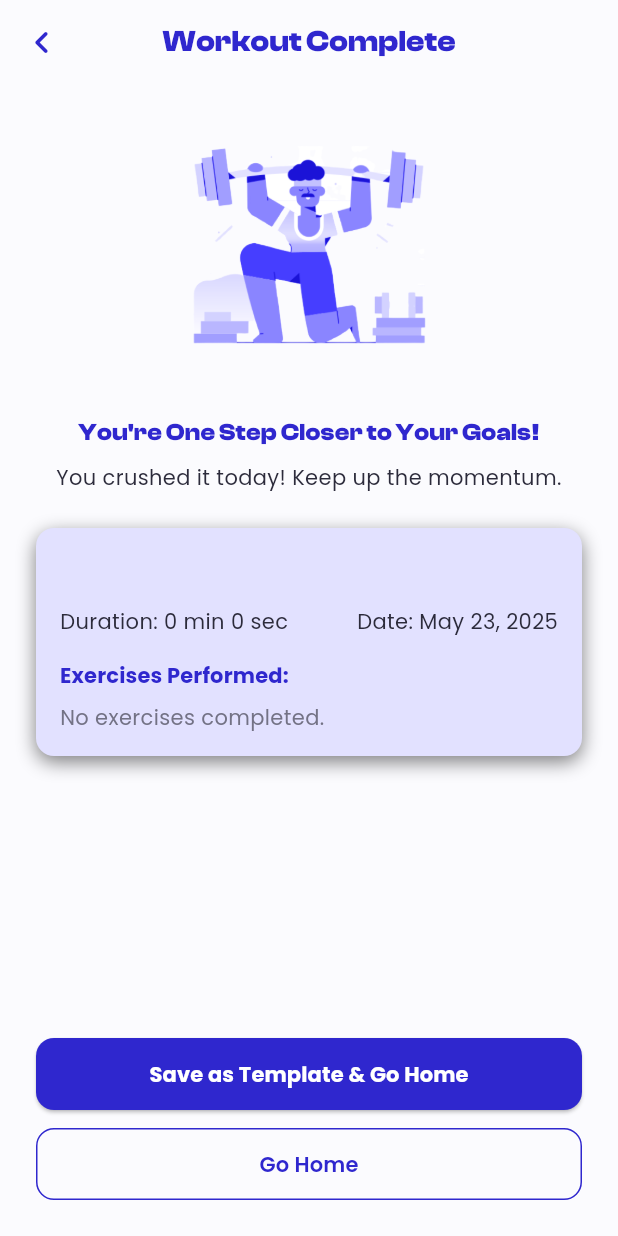
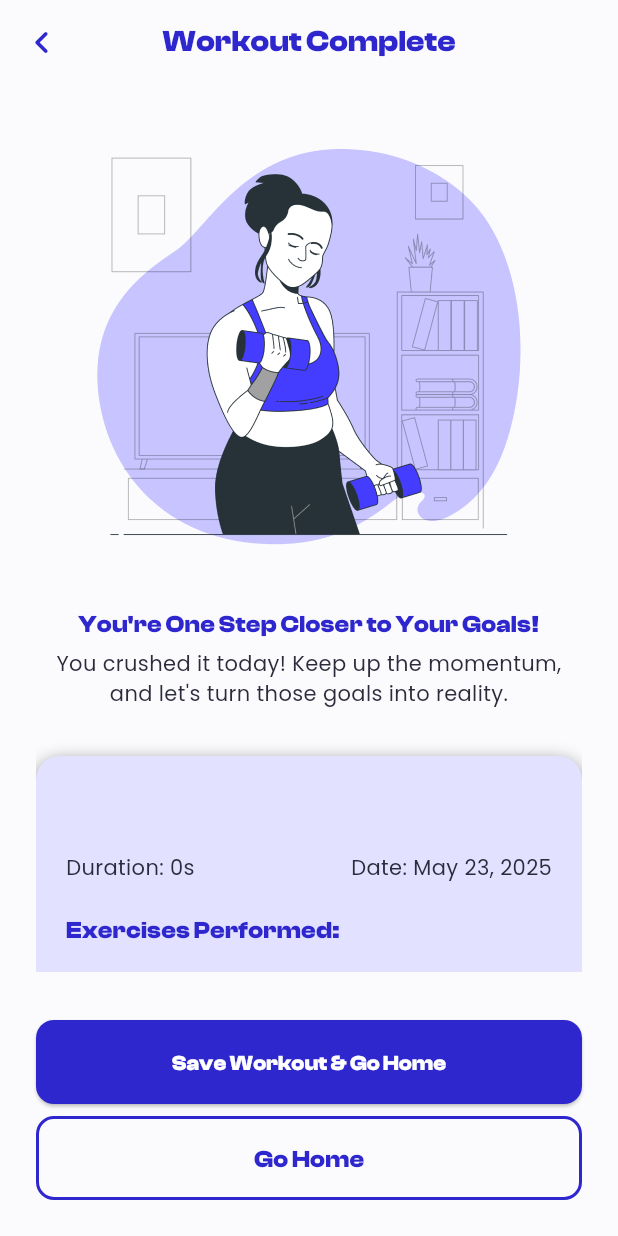
Before and after one commit to Qoqqa/heronfit, a Flutter app: the WorkoutCompleteScreen screen opened directly with empty values, on a phone screen of 412 x 824 dp. Run offline on Flutter 3.47's test engine with Material 3 defaults, Android fonts, the phone set to English and light mode, and no system bars; our stand-ins replace cached_network_image, fl_chart, flutter_dotenv, flutter_riverpod, go_router, google_fonts and 8 more; accounts and stored records are empty; generated files the repository leaves out were written again.

Commit message:
refactor(workout): enhance workout complete screen layout and functionality
- Updated duration display logic to utilize a provider for better formatting.
- Increased image height and adjusted border radius for improved aesthetics.
- Enhanced text messages for clarity and motivation.
- Refined spacing and padding for better layout consistency.
- Updated button styles and text for a more intuitive user experience.

```diff
--- a/lib/features/workout/views/workout_complete_screen.dart
+++ b/lib/features/workout/views/workout_complete_screen.dart
@@ -55,9 +55,9 @@ class WorkoutCompleteScreen extends ConsumerWidget {
   @override
   Widget build(BuildContext context, WidgetRef ref) {
     final DateFormat dateFormat = DateFormat('MMMM d, yyyy'); // Date formatter
+    final formatDuration = ref.watch(formatDurationProvider);
+    final String durationString = formatDuration(workout.duration);
     final String formattedDate = dateFormat.format(workout.timestamp);
-    final String durationString =
-        '${workout.duration.inMinutes} min ${workout.duration.inSeconds.remainder(60)} sec';
 
     return SafeArea(
       child: Scaffold(
@@ -94,37 +94,36 @@ class WorkoutCompleteScreen extends ConsumerWidget {
                       // --- Image and Congrats Message ---
                       Container(
                         width: double.infinity,
-                        height: 180.0, // Adjusted height
+                        height: 300.0,
                         decoration: BoxDecoration(
-                          borderRadius: BorderRadius.circular(8.0),
+                          borderRadius: BorderRadius.circular(16.0),
                         ),
                         child: ClipRRect(
-                          borderRadius: BorderRadius.circular(8.0),
+                          borderRadius: BorderRadius.circular(16.0),
                           child: Image.asset(
-                            'assets/images/workout_complete.png',
+                            'assets/images/workout_complete.webp',
                             fit: BoxFit.contain,
                           ),
                         ),
                       ),
-                      const SizedBox(height: 16.0),
+                      const SizedBox(height: 24.0),
                       Text(
-                        'You\'re One Step Closer to Your Goals!', // Corrected string literal
+                        'You\'re One Step Closer to Your Goals!',
                         style: HeronFitTheme.textTheme.titleMedium?.copyWith(
-                          // Slightly larger
                           color: HeronFitTheme.primary,
                           fontWeight: FontWeight.bold,
                         ),
+                        textAlign: TextAlign.center,
                       ),
-                      const SizedBox(height: 8.0),
+                      const SizedBox(height: 4.0),
                       Text(
-                        'You crushed it today! Keep up the momentum.',
+                        'You crushed it today! Keep up the momentum, and let\'s turn those goals into reality.',
                         textAlign: TextAlign.center,
                         style: HeronFitTheme.textTheme.bodyMedium?.copyWith(
-                          // Slightly larger
                           color: HeronFitTheme.textPrimary,
                         ),
                       ),
-                      const SizedBox(height: 24.0),
+                      const SizedBox(height: 32.0),
 
                       // --- Workout Summary Card ---
                       Container(
@@ -133,33 +132,29 @@ class WorkoutCompleteScreen extends ConsumerWidget {
                           color: HeronFitTheme.bgSecondary,
                           boxShadow: [
                             BoxShadow(
-                              blurRadius: 10.0, // Reduced blur
+                              blurRadius: 10.0,
                               color: HeronFitTheme.dropShadow.withAlpha(
                                 (255 * 0.5).round(),
-                              ), // Use withAlpha
-                              offset: const Offset(0.0, 4.0), // Reduced offset
+                              ),
+                              offset: const Offset(0.0, 4.0),
                             ),
                           ],
-                          borderRadius: BorderRadius.circular(
-                            12.0,
-                          ), // More rounded
+                          borderRadius: BorderRadius.circular(16.0),
                         ),
                         child: Padding(
-                          padding: const EdgeInsets.all(
-                            16.0,
-                          ), // Adjusted padding
+                          padding: const EdgeInsets.all(20.0),
                           child: Column(
                             crossAxisAlignment: CrossAxisAlignment.start,
                             children: [
                               Text(
                                 workout.name,
-                                style: HeronFitTheme.textTheme.titleMedium
+                                style: HeronFitTheme.textTheme.titleLarge
                                     ?.copyWith(
                                       color: HeronFitTheme.primary,
                                       fontWeight: FontWeight.bold,
                                     ),
                               ),
-                              const SizedBox(height: 12.0),
+                              const SizedBox(height: 16.0),
                               Row(
                                 mainAxisAlignment:
                                     MainAxisAlignment.spaceBetween,
@@ -181,20 +176,17 @@ class WorkoutCompleteScreen extends ConsumerWidget {
                                 ],
                               ),
 
-                              const SizedBox(height: 16.0),
+                              const SizedBox(height: 20.0),
                               Text(
                                 'Exercises Performed:',
-                                style: HeronFitTheme.textTheme.labelLarge
+                                style: HeronFitTheme.textTheme.titleMedium
                                     ?.copyWith(
                                       color: HeronFitTheme.primary,
                                       fontWeight: FontWeight.bold,
                                     ),
                               ),
-                              const SizedBox(height: 8.0),
-                              // Display detailed exercises with sets/reps
-                              // Filter exercises to show only those with completed sets on the summary
+                              const SizedBox(height: 12.0),
                               () {
-                                // Corrected filtering syntax
                                 final performedExercises =
                                     detailedExercises
                                         .where(
@@ -205,7 +197,7 @@ class WorkoutCompleteScreen extends ConsumerWidget {
 
                                 if (performedExercises.isEmpty) {
                                   return Text(
-                                    'No exercises completed.', // Updated message
+                                    'No exercises completed.',
                                     style: HeronFitTheme.textTheme.bodyMedium
                                         ?.copyWith(
                                           color: HeronFitTheme.textMuted,
@@ -215,23 +207,20 @@ class WorkoutCompleteScreen extends ConsumerWidget {
                                   return ListView.builder(
                                     shrinkWrap: true,
                                     physics:
-                                        const NeverScrollableScrollPhysics(), // Disable inner scroll
-                                    itemCount:
-                                        performedExercises
-                                            .length, // Use filtered list
+                                        const NeverScrollableScrollPhysics(),
+                                    itemCount: performedExercises.length,
                                     itemBuilder: (context, index) {
                                       final exercise =
-                                          performedExercises[index]; // Use filtered list
+                                          performedExercises[index];
                                       return Padding(
                                         padding: const EdgeInsets.symmetric(
-                                          vertical: 4.0,
+                                          vertical: 6.0,
                                         ),
                                         child: Row(
                                           mainAxisAlignment:
                                               MainAxisAlignment.spaceBetween,
                                           children: [
                                             Expanded(
-                                              // Allow text wrapping
                                               child: Text(
                                                 exercise.name,
                                                 style: HeronFitTheme
@@ -247,8 +236,6 @@ class WorkoutCompleteScreen extends ConsumerWidget {
                                             ),
                                             const SizedBox(width: 16),
                                             Text(
-                                              // Pass only completed sets to the formatter
-                                              // Note: _formatSetsAndReps IS used here, analyzer error might be stale
                                               _formatSetsAndReps(
                                                 exercise.sets
                                                     .where((s) => s.completed)
@@ -268,7 +255,7 @@ class WorkoutCompleteScreen extends ConsumerWidget {
                                     },
                                   );
                                 }
-                              }(), // Immediately invoke the builder function
+                              }(),
                             ],
                           ),
                         ),
@@ -279,54 +266,36 @@ class WorkoutCompleteScreen extends ConsumerWidget {
               ),
 
               // --- Action Buttons ---
-              const SizedBox(height: 24.0),
+              const SizedBox(height: 32.0),
               ElevatedButton(
                 onPressed: () async {
-                  // 1. Save the workout as a template (using completed exercise data)
-                  final storageService = ref.read(
-                    workoutServiceProvider,
-                  ); // Use ref.read
+                  final storageService = ref.read(workoutServiceProvider);
                   bool savedSuccessfully = false;
 
-                  // Filter exercises again for the template, ensuring we only save names of performed exercises
                   final performedExercises =
                       detailedExercises
                           .where((ex) => ex.sets.any((s) => s.completed))
                           .toList();
 
-                  // Only attempt to save if at least one exercise was performed
                   if (performedExercises.isNotEmpty) {
                     try {
-                      // Create a new Workout object specifically for saving as a template
-                      // Use the actual Exercise objects that were performed
                       final templateToSave = Workout(
-                        id: '', // Supabase will generate UUID
-                        name:
-                            workout
-                                .name, // Use the name from the completed session
-                        exercises:
-                            performedExercises, // Pass the List<Exercise> of performed exercises
-                        createdAt:
-                            DateTime.now(), // Set the creation timestamp for sorting templates
-                        timestamp:
-                            DateTime.now(), // Added timestamp for template creation
-                        duration:
-                            Duration
-                                .zero, // Add required duration, 0 for templates
+                        id: '',
+                        name: workout.name,
+                        exercises: performedExercises,
+                        createdAt: DateTime.now(),
+                        timestamp: DateTime.now(),
+                        duration: Duration.zero,
                       );
-                      await storageService.saveWorkoutTemplate(
-                        templateToSave,
-                      ); // Assuming this saves as a template
+                      await storageService.saveWorkoutTemplate(templateToSave);
                       savedSuccessfully = true;
                     } catch (e) {
-                      // Show error message immediately if save fails
-                      if (!context.mounted) return; // Add mounted check
+                      if (!context.mounted) return;
                       ScaffoldMessenger.of(context).showSnackBar(
                         SnackBar(content: Text('Error saving template: $e')),
                       );
                     }
                   } else {
-                    // Optionally inform the user nothing was saved as no exercises were completed
                     if (!context.mounted) return;
                     ScaffoldMessenger.of(context).showSnackBar(
                       const SnackBar(
@@ -337,62 +306,54 @@ class WorkoutCompleteScreen extends ConsumerWidget {
                     );
                   }
 
-                  // Show success message only if saved successfully
                   if (savedSuccessfully) {
-                    if (!context.mounted) return; // Add mounted check
+                    if (!context.mounted) return;
                     ScaffoldMessenger.of(context).showSnackBar(
                       const SnackBar(
                         content: Text('Workout saved as template!'),
                       ),
                     );
-                    // Invalidate the provider to refresh the list on the workout screen
                     ref.invalidate(savedWorkoutsProvider);
                   }
 
-                  // 2. Navigate home regardless of save success/failure
-                  if (!context.mounted) return; // Add mounted check
+                  if (!context.mounted) return;
                   context.go(AppRoutes.home);
                 },
                 style: ElevatedButton.styleFrom(
-                  minimumSize: const Size(double.infinity, 48.0),
+                  minimumSize: const Size(double.infinity, 56.0),
                   backgroundColor: HeronFitTheme.primary,
-                  foregroundColor: Colors.white, // Text color
-                  padding: const EdgeInsets.symmetric(vertical: 12.0),
+                  foregroundColor: Colors.white,
+                  padding: const EdgeInsets.symmetric(vertical: 16.0),
                   shape: RoundedRectangleBorder(
-                    borderRadius: BorderRadius.circular(
-                      12.0,
-                    ), // Match card rounding
+                    borderRadius: BorderRadius.circular(12.0),
                   ),
-                  textStyle: HeronFitTheme.textTheme.labelLarge?.copyWith(
+                  textStyle: HeronFitTheme.textTheme.titleSmall?.copyWith(
                     fontWeight: FontWeight.bold,
                   ),
                 ),
-                child: const Text('Save as Template & Go Home'), // Updated text
+                child: const Text('Save Workout & Go Home'),
               ),
-              const SizedBox(height: 12.0), // Space between buttons
+              const SizedBox(height: 8.0),
               OutlinedButton(
-                // Use OutlinedButton for secondary action
                 onPressed: () {
-                  // Simply navigate home without saving
                   context.go(AppRoutes.home);
                 },
                 style: OutlinedButton.styleFrom(
-                  minimumSize: const Size(double.infinity, 48.0),
-                  foregroundColor: HeronFitTheme.primary, // Text color
-                  side: BorderSide(
+                  minimumSize: const Size(double.infinity, 56.0),
+                  foregroundColor: HeronFitTheme.primary,
+                  side: const BorderSide(
                     color: HeronFitTheme.primary,
-                  ), // Border color
-                  padding: const EdgeInsets.symmetric(vertical: 12.0),
+                    width: 2.0,
+                  ),
+                  padding: const EdgeInsets.symmetric(vertical: 16.0),
                   shape: RoundedRectangleBorder(
-                    borderRadius: BorderRadius.circular(
-                      12.0,
-                    ), // Match card rounding
+                    borderRadius: BorderRadius.circular(12.0),
                   ),
-                  textStyle: HeronFitTheme.textTheme.labelLarge?.copyWith(
-                    fontWeight: FontWeight.w600,
+                  textStyle: HeronFitTheme.textTheme.titleMedium?.copyWith(
+                    fontWeight: FontWeight.bold,
                   ),
                 ),
-                child: const Text('Go Home'), // New button
+                child: const Text('Go Home'),
               ),
             ],
           ),
```
Also changed, not shown: assets/images/workout_complete.webp (added).
